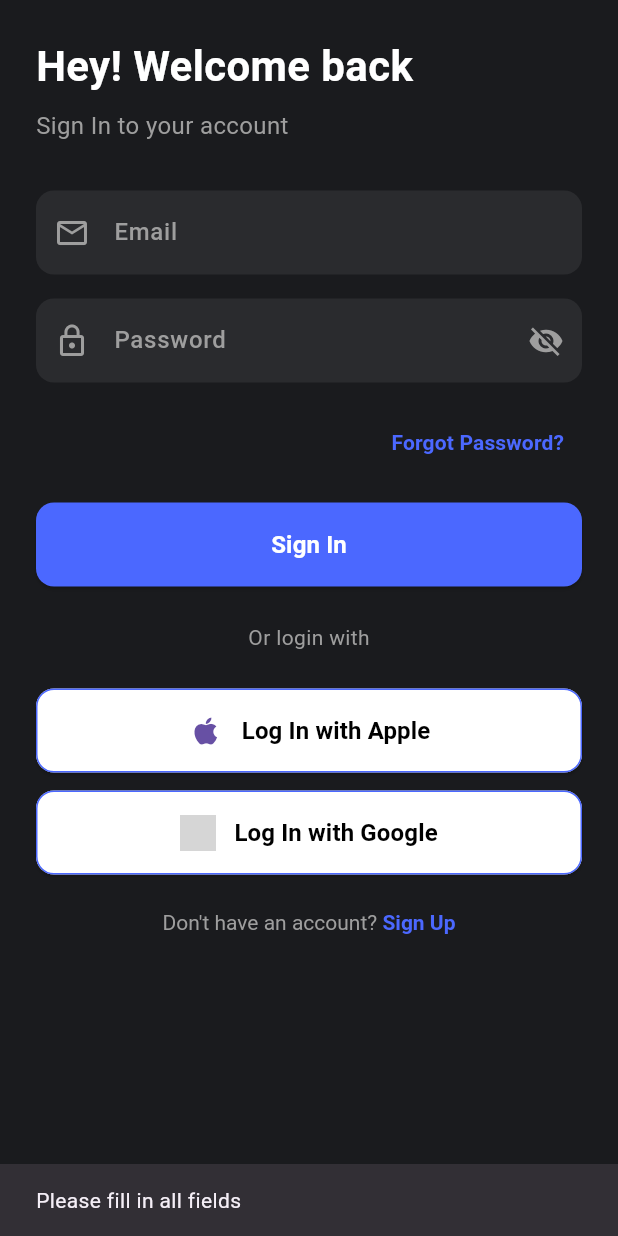
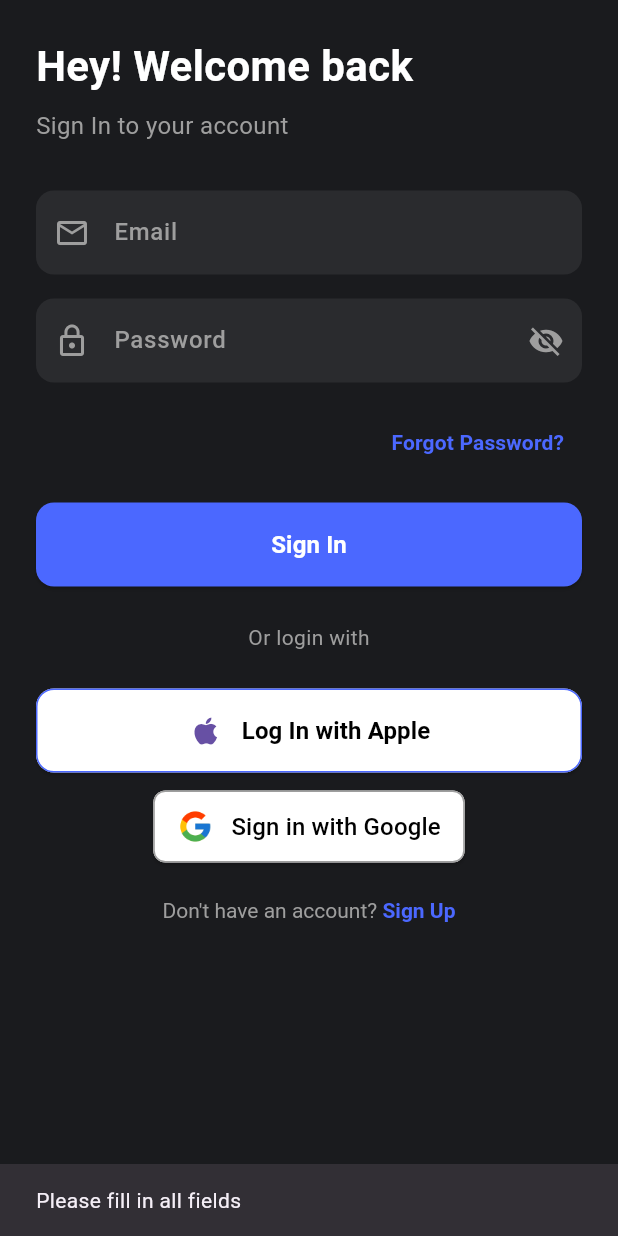
Before and after one commit to kongpda/fork_flutter_project_II, a Flutter app: the LoginScreen screen opened by its route, after a tap on "Sign In", on a phone screen of 412 x 824 dp. Run offline on Flutter 3.47's test engine with Material 3 defaults, Android fonts, the phone set to English and light mode, and no system bars; our stand-ins replace device_info_plus, flutter_secure_storage, google_sign_in, shared_preferences; accounts and stored records are empty; grey boxes are pictures that could not be loaded.

Commit message:
implement google-sign-in
- ios: only work in real devices
- android: not test yet

```diff
--- a/lib/auth/login_screen.dart
+++ b/lib/auth/login_screen.dart
@@ -9,6 +9,7 @@ import 'package:provider/provider.dart';
 import 'auth.dart';
 import '../utils/device_utils.dart';
 import '../services/auth_service.dart';
+import '../widgets/google_sign_in_button.dart';
 
 class LoginScreen extends StatefulWidget {
   const LoginScreen({super.key});
@@ -115,6 +116,7 @@ class _LoginScreenState extends State<LoginScreen> {
                     final password = _passwordController.text;
 
                     if (email.isEmpty || password.isEmpty) {
+                      if (!mounted) return;
                       ScaffoldMessenger.of(context).showSnackBar(
                         const SnackBar(
                             content: Text('Please fill in all fields')),
@@ -122,7 +124,12 @@ class _LoginScreenState extends State<LoginScreen> {
                       return;
                     }
 
+                    // Store context before async gap
+                    final navigator = Navigator.of(context);
+                    final scaffoldMessenger = ScaffoldMessenger.of(context);
+
                     // Show loading indicator
+                    if (!mounted) return;
                     showDialog(
                       context: context,
                       barrierDismissible: false,
@@ -137,22 +144,23 @@ class _LoginScreenState extends State<LoginScreen> {
                           await AuthService.login(email, password, deviceName);
 
                       // Close loading indicator
-                      if (mounted) Navigator.pop(context);
+                      if (!mounted) return;
+                      navigator.pop();
 
-                      if (result['success'] && mounted) {
+                      if (result['success']) {
+                        if (!mounted) return;
                         // Store token in your auth provider
                         final token = result['data']['token'];
                         final authProvider =
                             Provider.of<AuthProvider>(context, listen: false);
                         await authProvider.setToken(token);
 
-                        Navigator.pushReplacement(
-                          context,
+                        navigator.pushReplacement(
                           MaterialPageRoute(
                               builder: (context) => const MainScreen()),
                         );
-                      } else if (mounted) {
-                        ScaffoldMessenger.of(context).showSnackBar(
+                      } else {
+                        scaffoldMessenger.showSnackBar(
                           SnackBar(
                             content: Text(result['message'] ??
                                 'Invalid email or password'),
@@ -162,17 +170,15 @@ class _LoginScreenState extends State<LoginScreen> {
                       }
                     } catch (e) {
                       // Close loading indicator
-                      if (mounted) Navigator.pop(context);
+                      if (!mounted) return;
+                      navigator.pop();
 
-                      if (mounted) {
-                        ScaffoldMessenger.of(context).showSnackBar(
-                          const SnackBar(
-                            content:
-                                Text('An error occurred. Please try again.'),
-                            backgroundColor: Colors.red,
-                          ),
-                        );
-                      }
+                      scaffoldMessenger.showSnackBar(
+                        const SnackBar(
+                          content: Text('An error occurred. Please try again.'),
+                          backgroundColor: Colors.red,
+                        ),
+                      );
                     }
                   },
                 ),
@@ -196,12 +202,7 @@ class _LoginScreenState extends State<LoginScreen> {
                       onPressed: () {},
                     ),
                     const SizedBox(height: 12),
-                    _socialLoginButton(
-                      'Log In with Google',
-                      imageUrl:
-                          'https://img.icons8.com/?size=100&id=17949&format=png&color=000000',
-                      onPressed: () {},
-                    ),
+                    const GoogleSignInButton(),
                   ],
                 ),
                 const SizedBox(height: 24),
--- a/lib/services/api_constants.dart
+++ b/lib/services/api_constants.dart
@@ -3,5 +3,8 @@ class ApiConstants {
   static const String authToken = '$baseUrl/auth/token';
   static const String verifyToken = '$baseUrl/auth/verify';
   static const String authRegister = '$baseUrl/auth/register';
+  static const String googleRedirect = '$baseUrl/auth/google/redirect';
+  static const String googleCallback = '$baseUrl/auth/google/callback';
+  static const String googleLogin = '$baseUrl/auth/google/login';
   // Add other API endpoints here
 }
--- /dev/null
+++ b/lib/widgets/google_sign_in_button.dart
@@ -0,0 +1,96 @@
+import 'package:flutter/material.dart';
+import 'package:provider/provider.dart';
+import '../services/auth_service.dart';
+import '../auth/auth.dart';
+import '../main_screen.dart';
+
+class GoogleSignInButton extends StatelessWidget {
+  const GoogleSignInButton({super.key});
+
+  @override
+  Widget build(BuildContext context) {
+    return ElevatedButton(
+      style: ElevatedButton.styleFrom(
+        backgroundColor: Colors.white,
+        foregroundColor: Colors.black,
+        padding: const EdgeInsets.symmetric(horizontal: 16, vertical: 12),
+        shape: RoundedRectangleBorder(
+          borderRadius: BorderRadius.circular(8),
+          side: const BorderSide(color: Colors.grey),
+        ),
+      ),
+      onPressed: () async {
+        try {
+          // Show loading indicator
+          showDialog(
+            context: context,
+            barrierDismissible: false,
+            builder: (context) => const Center(
+              child: CircularProgressIndicator(),
+            ),
+          );
+
+          print('Starting Google Sign In...'); // Debug log
+          final result = await AuthService.signInWithGoogle();
+          print('Sign In Result: $result'); // Debug log
+
+          // Close loading indicator
+          if (!context.mounted) return;
+          Navigator.pop(context);
+
+          if (result['success']) {
+            // Store token in auth provider
+            final token = result['data']['token'];
+            final authProvider =
+                Provider.of<AuthProvider>(context, listen: false);
+            await authProvider.setToken(token);
+
+            // Navigate to main screen
+            if (!context.mounted) return;
+            Navigator.pushReplacement(
+              context,
+              MaterialPageRoute(builder: (context) => const MainScreen()),
+            );
+          } else {
+            ScaffoldMessenger.of(context).showSnackBar(
+              SnackBar(
+                content: Text(result['message'] ?? 'Google sign in failed'),
+                backgroundColor: Colors.red,
+              ),
+            );
+          }
+        } catch (e, stackTrace) {
+          print('Error during Google Sign In: $e'); // Debug log
+          print('Stack trace: $stackTrace'); // Debug log
+
+          if (!context.mounted) return;
+          Navigator.pop(context); // Close loading indicator
+          ScaffoldMessenger.of(context).showSnackBar(
+            SnackBar(
+              content: Text('Sign in error: ${e.toString()}'),
+              backgroundColor: Colors.red,
+            ),
+          );
+        }
+      },
+      child: Row(
+        mainAxisSize: MainAxisSize.min,
+        mainAxisAlignment: MainAxisAlignment.center,
+        children: [
+          Image.asset(
+            'assets/images/google_logo.png',
+            height: 24.0,
+          ),
+          const SizedBox(width: 12.0),
+          const Text(
+            'Sign in with Google',
+            style: TextStyle(
+              fontSize: 16,
+              fontWeight: FontWeight.w500,
+            ),
+          ),
+        ],
+      ),
+    );
+  }
+}
```
Also changed, not shown: lib/auth/auth.dart (+20 -0 lines), lib/services/auth_service.dart (+169 -0 lines).
